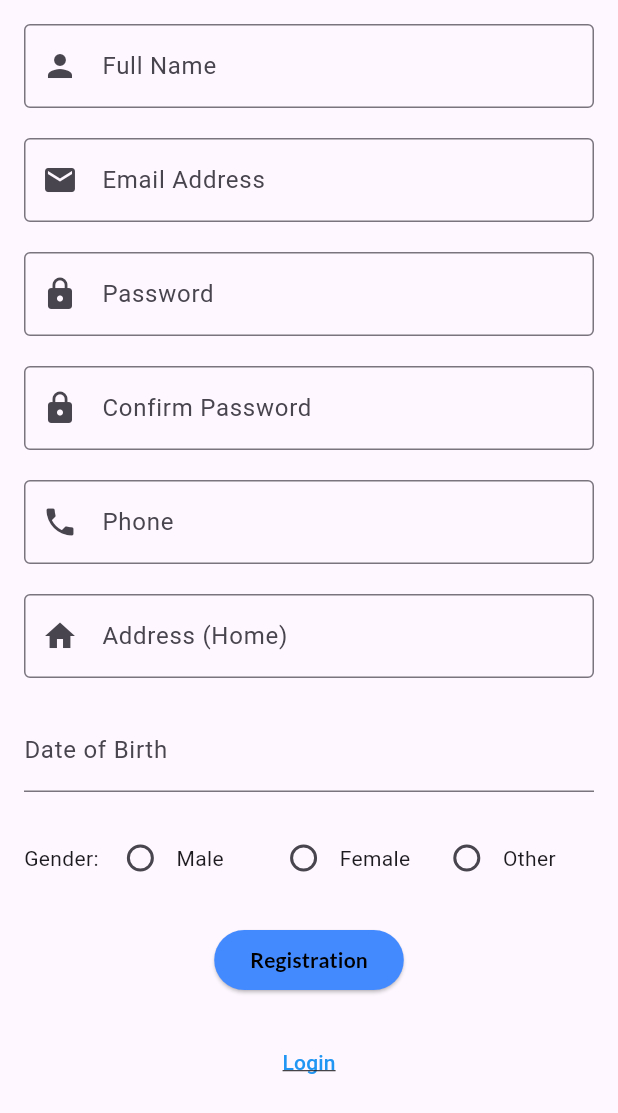
After one commit to mostofa-rezvi/Flutter, a Flutter app: the screen it shows after launch, after a tap on "Registration", on a phone screen of 412 x 824 dp. The commit adds this screen. Shown: the top 1113 px of the screen. Run offline on Flutter 3.47's test engine with Material 3 defaults, Android fonts, the phone set to English and light mode, and no system bars; drawn by our look-alikes of date_field; our stand-ins replace google_fonts; network calls fail.

Commit message:
Class - Login and Registration Page

```diff
--- a/test_flutter/analysis_options.yaml
+++ b/test_flutter/analysis_options.yaml
@@ -21,6 +21,8 @@ linter:
   # `// ignore_for_file: name_of_lint` syntax on the line or in the file
   # producing the lint.
   rules:
+    prefer_const_constructors: false
+    prefer_const_literals_to_create_immutables: false
     # avoid_print: false  # Uncomment to disable the `avoid_print` rule
     # prefer_single_quotes: true  # Uncomment to enable the `prefer_single_quotes` rule
 
--- a/test_flutter/lib/main.dart
+++ b/test_flutter/lib/main.dart
@@ -1,4 +1,5 @@
 import 'package:flutter/material.dart';
+import 'package:test_flutter/page/RegistrationPage.dart';
 import 'package:test_flutter/page/loginpage.dart';
 
 void main() {
@@ -12,6 +13,7 @@ class MyApp extends StatelessWidget {
   Widget build(BuildContext context) {
     return MaterialApp(
       debugShowCheckedModeBanner: false,
+        // home: LoginPage()
         home: LoginPage()
 
 
@@ -33,6 +35,9 @@ class MyApp extends StatelessWidget {
     //     child: const Icon(Icons.thumb_up, color: Colors.blueAccent),
     //   ),
     // )
+
+
+
     );
   }
 }
--- /dev/null
+++ b/test_flutter/lib/page/RegistrationPage.dart
@@ -0,0 +1,270 @@
+import 'dart:convert';
+
+import 'package:date_field/date_field.dart';
+import 'package:flutter/cupertino.dart';
+import 'package:flutter/material.dart';
+import 'package:google_fonts/google_fonts.dart';
+import 'package:http/http.dart' as http;
+import 'package:test_flutter/page/loginpage.dart';
+
+class RegistrationPage extends StatefulWidget {
+  @override
+  State<RegistrationPage> createState() => _RegistrationPageState();
+}
+
+class _RegistrationPageState extends State<RegistrationPage> {
+  final TextEditingController name = TextEditingController();
+  final TextEditingController email = TextEditingController();
+  final TextEditingController password = TextEditingController();
+  final TextEditingController confirmPassword = TextEditingController();
+  final TextEditingController cell = TextEditingController();
+  final TextEditingController address = TextEditingController();
+  final DateTimeFieldPickerPlatform dob = DateTimeFieldPickerPlatform.material;
+
+  // final TextEditingController dob = TextEditingController();
+  // final TextEditingController gender = TextEditingController();
+
+  String? selectedGender;
+  DateTime? selectedDOB;
+
+  final _formKey = GlobalKey<FormState>();
+
+  // void _register (){
+  //   if(_formKey.currentState!.validate()){
+  //     String uName = name.text;
+  //     String uEmail = email.text;
+  //     String uPassword = password.text;
+  //     print('Email: $uName & Password: $uEmail & Password: $uPassword');
+  //   }
+  // }
+
+  void _register() async {
+    if (_formKey.currentState!.validate()) {
+      String uName = name.text;
+      String uEmail = email.text;
+      String uPassword = password.text;
+      String uCell = password.text;
+      String uAddress = password.text;
+      String uGender = selectedGender ?? 'Others';
+      String uDob = selectedDOB != null ? selectedDOB!.toIso8601String() : '';
+
+      final response = await _sendDataToBackend(
+          uName, uEmail, uPassword, uCell, uAddress, uGender, uDob);
+
+      if (response.statusCode == 201 || response.statusCode == 200) {
+        print('Registration Successful!');
+      } else if (response.statusCode == 409) {
+        print('User already exists!');
+      } else {
+        print('Registration Failed with status: ${response.statusCode}');
+      }
+    }
+  }
+
+  Future<http.Response> _sendDataToBackend(
+    String name,
+    String email,
+    String password,
+    String cell,
+    String address,
+    String gender,
+    String dob,
+  ) async {
+    const String url = 'http://localhost:8080/register';
+    final response = await http.post(
+      Uri.parse(url),
+      headers: {'Content-Type': 'application/json'},
+      body: jsonEncode({
+        'name': name,
+        'email': email,
+        'password': password,
+        'cell': cell,
+        'address': address,
+        'gender': gender,
+        'dob': dob,
+      }),
+    );
+    return response;
+  }
+
+  @override
+  Widget build(BuildContext context) {
+    return Scaffold(
+      body: Padding(
+        padding: EdgeInsets.all(16),
+        child: SingleChildScrollView(
+          child: Form(
+            key: _formKey,
+            child: Column(
+              mainAxisAlignment: MainAxisAlignment.center,
+              children: [
+                TextField(
+                  controller: name,
+                  decoration: InputDecoration(
+                    labelText: 'Full Name',
+                    border: OutlineInputBorder(),
+                    prefixIcon: Icon(Icons.person),
+                  ),
+                ),
+                SizedBox(
+                  height: 20,
+                ),
+                TextField(
+                  controller: email,
+                  decoration: InputDecoration(
+                    labelText: 'Email Address',
+                    border: OutlineInputBorder(),
+                    prefixIcon: Icon(Icons.email),
+                  ),
+                ),
+                SizedBox(
+                  height: 20,
+                ),
+                TextField(
+                  controller: password,
+                  decoration: InputDecoration(
+                    labelText: 'Password',
+                    border: OutlineInputBorder(),
+                    prefixIcon: Icon(Icons.lock),
+                  ),
+                ),
+                SizedBox(
+                  height: 20,
+                ),
+                TextField(
+                  controller: confirmPassword,
+                  decoration: InputDecoration(
+                    labelText: 'Confirm Password',
+                    border: OutlineInputBorder(),
+                    prefixIcon: Icon(Icons.lock),
+                  ),
+                ),
+                SizedBox(
+                  height: 20,
+                ),
+                TextField(
+                  controller: cell,
+                  decoration: InputDecoration(
+                    labelText: 'Phone',
+                    border: OutlineInputBorder(),
+                    prefixIcon: Icon(Icons.phone),
+                  ),
+                ),
+                SizedBox(
+                  height: 20,
+                ),
+                TextField(
+                  controller: address,
+                  decoration: InputDecoration(
+                    labelText: 'Address (Home)',
+                    border: OutlineInputBorder(),
+                    prefixIcon: Icon(Icons.home),
+                  ),
+                ),
+                SizedBox(
+                  height: 20,
+                ),
+                DateTimeFormField(
+                  decoration: const InputDecoration(labelText: 'Date of Birth'),
+                  mode: DateTimeFieldPickerMode.date,
+                  pickerPlatform: dob,
+                  onChanged: (DateTime? value) {
+                    setState(() {
+                      selectedDOB = value;
+                    });
+                  },
+                ),
+                SizedBox(
+                  height: 20,
+                ),
+                Row(
+                  children: [
+                    Text('Gender: '),
+                    Expanded(
+                        child: Row(
+                      children: [
+                        Radio<String>(
+                            value: 'Male',
+                            groupValue: selectedGender,
+                            onChanged: (String? value) {
+                              setState(() {
+                                selectedGender = value;
+                              });
+                            }),
+                        Text('Male'),
+                      ],
+                    )),
+                    Expanded(
+                        child: Row(
+                      children: [
+                        Radio<String>(
+                            value: 'Female',
+                            groupValue: selectedGender,
+                            onChanged: (String? value) {
+                              setState(() {
+                                selectedGender = value;
+                              });
+                            }),
+                        Text('Female'),
+                      ],
+                    )),
+                    Expanded(
+                        child: Row(
+                      children: [
+                        Radio<String>(
+                            value: 'Others',
+                            groupValue: selectedGender,
+                            onChanged: (String? value) {
+                              setState(() {
+                                selectedGender = value;
+                              });
+                            }),
+                        Text('Other'),
+                      ],
+                    ))
+                  ],
+                ),
+                SizedBox(
+                  height: 20,
+                ),
+                ElevatedButton(
+                  onPressed: () {
+                    _register();
+                  },
+                  style: ElevatedButton.styleFrom(
+                    backgroundColor: Colors.blueAccent,
+                    foregroundColor: Colors.black,
+                  ),
+                  child: Text(
+                    "Registration",
+                    style: TextStyle(
+                      fontWeight: FontWeight.bold,
+                      fontFamily: GoogleFonts.lato().fontFamily,
+                    ),
+                  ),
+                ),
+                SizedBox(
+                  height: 20,
+                ),
+                TextButton(
+                    onPressed: () {
+                      Navigator.push(
+                        context,
+                        MaterialPageRoute(builder: (context) => LoginPage()),
+                      );
+                    },
+                    child: Text(
+                      'Login',
+                      style: TextStyle(
+                        color: Colors.blue,
+                        decoration: TextDecoration.underline,
+                      ),
+                    )),
+              ],
+            ),
+          ),
+        ),
+      ),
+    );
+  }
+}
--- a/test_flutter/lib/page/loginpage.dart
+++ b/test_flutter/lib/page/loginpage.dart
@@ -1,5 +1,6 @@
 import 'package:flutter/material.dart';
 import 'package:google_fonts/google_fonts.dart';
+import 'package:test_flutter/page/RegistrationPage.dart';
 
 class LoginPage extends StatelessWidget {
   // const LoginPage({super.key});
@@ -13,31 +14,34 @@ class LoginPage extends StatelessWidget {
   Widget build(BuildContext context) {
     return Scaffold(
       body: Padding(
-        padding: const EdgeInsets.all(16.0),
+        padding: EdgeInsets.all(16.0),
         child: Column(
           mainAxisAlignment: MainAxisAlignment.center,
           children: [
+
             TextField(
               controller: email,
-              decoration: const InputDecoration(
+              decoration: InputDecoration(
                 labelText: 'Email',
                 border: OutlineInputBorder(),
                 prefixIcon: Icon(Icons.email),
               ),
             ),
-            const SizedBox(
+
+            SizedBox(
               height: 20,
             ),
+
             TextField(
               controller: password,
-              decoration: const InputDecoration(
+              decoration: InputDecoration(
                 labelText: 'Password',
                 border: OutlineInputBorder(),
                 prefixIcon: Icon(Icons.lock),
               ),
               obscureText: true,
             ),
-            const SizedBox(
+            SizedBox(
               height: 20,
             ),
             ElevatedButton(
@@ -58,6 +62,26 @@ class LoginPage extends StatelessWidget {
                 ),
               ),
             ),
+            SizedBox(
+              height: 20,
+            ),
+            TextButton(
+                onPressed: (){
+                  Navigator.push(
+                      context,
+                      MaterialPageRoute(
+                          builder: (context) => RegistrationPage(),
+                      ),
+                  );
+                },
+                child: Text(
+                  'Registration',
+                  style: TextStyle(
+                    color: Colors.blue,
+                    decoration: TextDecoration.underline,
+                  ),
+                ),
+            ),
           ],
         ),
       ),
--- a/test_flutter/pubspec.yaml
+++ b/test_flutter/pubspec.yaml
@@ -35,6 +35,10 @@ dependencies:
   # The following adds the Cupertino Icons font to your application.
   # Use with the CupertinoIcons class for iOS style icons.
   cupertino_icons: ^1.0.8
+  dob_input_field: ^2.0.0
+  date_field: ^5.3.0
+  calendar_date_picker2: ^1.1.7
+  http: ^1.2.2
 
 dev_dependencies:
   flutter_test:
```
Also changed, not shown: test_flutter/pubspec.lock.
